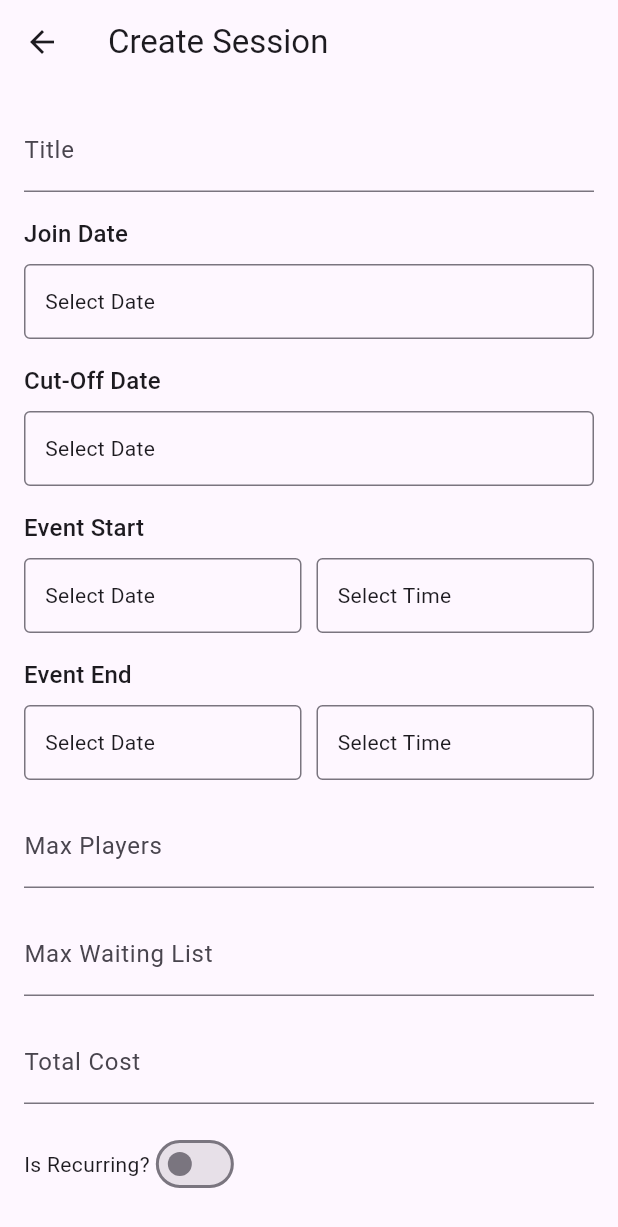
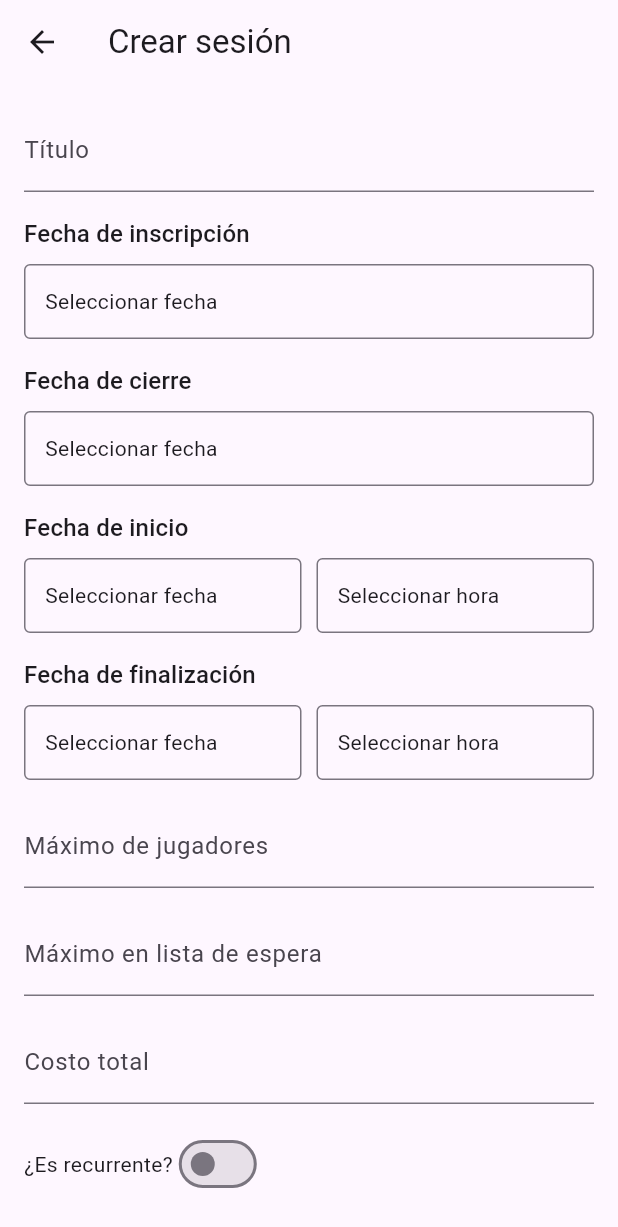
Before and after one commit to ricardocotillo/proplay, a Flutter app: the CreateSessionScreen screen opened directly with empty values, on a phone screen of 412 x 824 dp. Shown: the top 1227 px of the screen. Run offline on Flutter 3.47's test engine with Material 3 defaults, Android fonts, the phone set to English and light mode, and no system bars; our stand-ins replace bloc, cached_network_image, cloud_firestore, equatable, firebase_auth, firebase_core and 5 more; accounts and stored records are empty; network calls fail.

Commit message:
i18n: translate create session screen to Spanish

```diff
--- a/lib/screens/create_session_screen.dart
+++ b/lib/screens/create_session_screen.dart
@@ -108,12 +108,12 @@ class _CreateSessionScreenState extends State<CreateSessionScreen> {
     return BlocProvider(
       create: (context) => SessionBloc(sessionService: SessionService()),
       child: Scaffold(
-        appBar: AppBar(title: const Text('Create Session')),
+        appBar: AppBar(title: const Text('Crear sesión')),
         body: BlocListener<SessionBloc, SessionState>(
           listener: (context, state) {
             if (state is SessionCreationSuccess) {
               ScaffoldMessenger.of(context).showSnackBar(
-                const SnackBar(content: Text('Session created successfully!')),
+                const SnackBar(content: Text('Sesión creada exitosamente!')),
               );
               Navigator.of(context).pop();
             }
@@ -132,28 +132,28 @@ class _CreateSessionScreenState extends State<CreateSessionScreen> {
                 children: [
                   TextFormField(
                     controller: _titleController,
-                    decoration: const InputDecoration(labelText: 'Title'),
+                    decoration: const InputDecoration(labelText: 'Título'),
                     validator: (value) =>
-                        value!.isEmpty ? 'Please enter a title' : null,
+                        value!.isEmpty ? 'Por favor, ingresa un título' : null,
                   ),
                   const SizedBox(height: 16),
                   _buildDateTimePicker(
                     context: context,
-                    label: 'Join Date',
+                    label: 'Fecha de inscripción',
                     date: _joinDate,
                     onDatePicked: (date) => setState(() => _joinDate = date),
                   ),
                   const SizedBox(height: 16),
                   _buildDateTimePicker(
                     context: context,
-                    label: 'Cut-Off Date',
+                    label: 'Fecha de cierre',
                     date: _cutOffDate,
                     onDatePicked: (date) => setState(() => _cutOffDate = date),
                   ),
                   const SizedBox(height: 16),
                   _buildDateTimePicker(
                     context: context,
-                    label: 'Event Start',
+                    label: 'Fecha de inicio',
                     date: _eventDate,
                     time: _eventTime,
                     onDatePicked: (date) => setState(() => _eventDate = date),
@@ -162,7 +162,7 @@ class _CreateSessionScreenState extends State<CreateSessionScreen> {
                   const SizedBox(height: 16),
                   _buildDateTimePicker(
                     context: context,
-                    label: 'Event End',
+                    label: 'Fecha de finalización',
                     date: _eventEndDate,
                     time: _eventEndTime,
                     onDatePicked: (date) =>
@@ -173,33 +173,38 @@ class _CreateSessionScreenState extends State<CreateSessionScreen> {
                   const SizedBox(height: 16),
                   TextFormField(
                     controller: _maxPlayersController,
-                    decoration: const InputDecoration(labelText: 'Max Players'),
+                    decoration: const InputDecoration(
+                      labelText: 'Máximo de jugadores',
+                    ),
                     keyboardType: TextInputType.number,
-                    validator: (value) =>
-                        value!.isEmpty ? 'Please enter max players' : null,
+                    validator: (value) => value!.isEmpty
+                        ? 'Por favor, ingresa el número de jugadores'
+                        : null,
                   ),
                   const SizedBox(height: 16),
                   TextFormField(
                     controller: _maxWaitingListController,
                     decoration: const InputDecoration(
-                      labelText: 'Max Waiting List',
+                      labelText: 'Máximo en lista de espera',
                     ),
                     keyboardType: TextInputType.number,
-                    validator: (value) =>
-                        value!.isEmpty ? 'Please enter max waiting list' : null,
+                    validator: (value) => value!.isEmpty
+                        ? 'Por favor, ingresa el número máximo en lista de espera'
+                        : null,
                   ),
                   const SizedBox(height: 16),
                   TextFormField(
                     controller: _totalCostController,
-                    decoration: const InputDecoration(labelText: 'Total Cost'),
+                    decoration: const InputDecoration(labelText: 'Costo total'),
                     keyboardType: TextInputType.number,
-                    validator: (value) =>
-                        value!.isEmpty ? 'Please enter total cost' : null,
+                    validator: (value) => value!.isEmpty
+                        ? 'Por favor, ingresa el costo total'
+                        : null,
                   ),
                   const SizedBox(height: 16),
                   Row(
                     children: [
-                      const Text('Is Recurring?'),
+                      const Text('¿Es recurrente?'),
                       Switch(
                         value: _isRecurring,
                         onChanged: (value) =>
@@ -211,10 +216,10 @@ class _CreateSessionScreenState extends State<CreateSessionScreen> {
                     TextFormField(
                       controller: _rruleController,
                       decoration: const InputDecoration(
-                        labelText: 'Recurrence Rule (rrule)',
+                        labelText: 'Regla de repetición (rrule)',
                       ),
                       validator: (value) => _isRecurring && value!.isEmpty
-                          ? 'Please enter a recurrence rule'
+                          ? 'Por favor, ingresa la regla de repetición'
                           : null,
                     ),
                   const SizedBox(height: 32),
@@ -226,7 +231,7 @@ class _CreateSessionScreenState extends State<CreateSessionScreen> {
                         }
                         return ElevatedButton(
                           onPressed: _submitForm,
-                          child: const Text('Create Session'),
+                          child: const Text('Crear Sesión'),
                         );
                       },
                     ),
@@ -278,7 +283,9 @@ class _CreateSessionScreenState extends State<CreateSessionScreen> {
                     ),
                   ),
                   child: Text(
-                    date != null ? dateFormat.format(date) : 'Select Date',
+                    date != null
+                        ? dateFormat.format(date)
+                        : 'Seleccionar fecha',
                   ),
                 ),
               ),
@@ -305,7 +312,7 @@ class _CreateSessionScreenState extends State<CreateSessionScreen> {
                       ),
                     ),
                     child: Text(
-                      time != null ? time.format(context) : 'Select Time',
+                      time != null ? time.format(context) : 'Seleccionar hora',
                     ),
                   ),
                 ),
```
